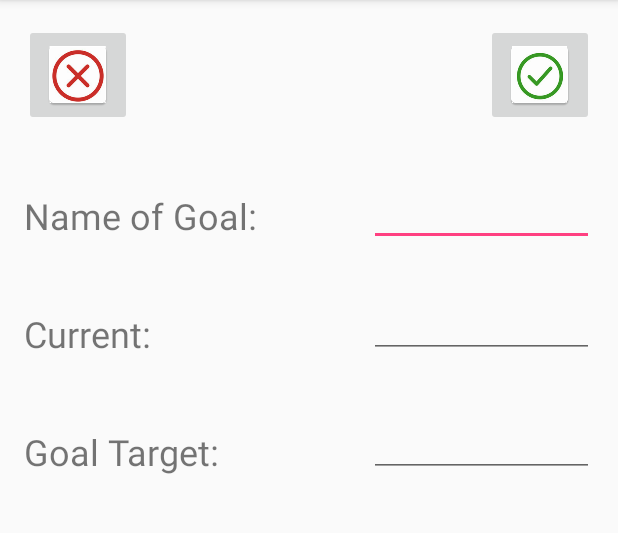
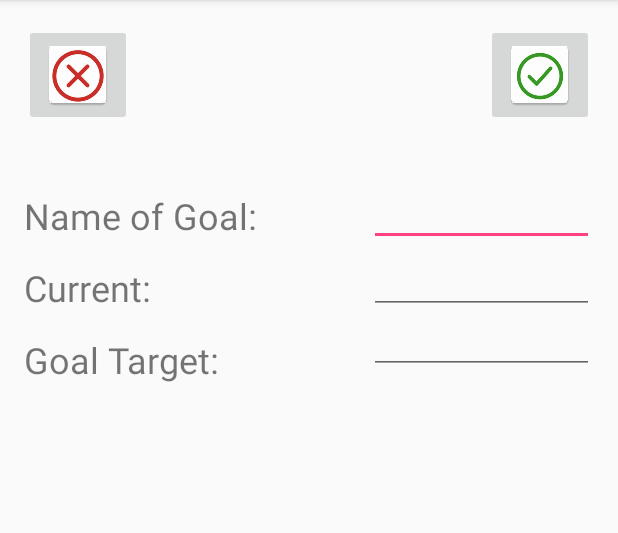
Before and after one commit to johncodes0/LifeExtenderPlus, an Android app: the AddingGoals screen opened directly, with no data from a screen before it, after a tap on an icon or button, on a phone screen of 412 x 824 dp, the part 84-617 px from its top. Run offline under Robolectric (Android 15) with nearby library versions, the phone set to English and light mode, and no system bars; 2 statements that could not run were skipped.

Commit message:
GoalsTab Progress 2

```diff
--- a/LEx/app/src/main/java/se2017/lex/AddingGoals.java
+++ b/LEx/app/src/main/java/se2017/lex/AddingGoals.java
@@ -5,6 +5,8 @@ import android.support.v7.app.AppCompatActivity;
 import android.os.Bundle;
 import android.view.View;
 import android.widget.EditText;
+
+
 
 
 public class AddingGoals extends AppCompatActivity {
@@ -30,6 +32,14 @@ public class AddingGoals extends AppCompatActivity {
         int cur = Integer.valueOf(currentProgress.getText().toString());
         int targ = Integer.valueOf(goalTarget.getText().toString());
         String name = String.valueOf(goalName.getText());
+
+        GoalObjects NewG = new GoalObjects(cur, targ, name);
+
+        for (int i = 0; i < GoalsTab.Goals.length; i++) {
+            if(GoalsTab.Goals[i] == null) {
+                GoalsTab.Goals[i] = NewG;
+            }
+        }
+
     }
-
 }
--- /dev/null
+++ b/LEx/app/src/main/java/se2017/lex/GoalObjects.java
@@ -0,0 +1,20 @@
+package se2017.lex;
+
+/**
+ * Created by Kevin on 3/26/2017.
+ */
+
+public class GoalObjects {
+    public int c;
+    public int t;
+    public String n;
+
+    public GoalObjects(int cur, int tar, String nam)
+    {
+        this.c = cur;
+        this.t = tar;
+        this.n = nam;
+    }
+
+
+}
--- a/LEx/app/src/main/java/se2017/lex/GoalsTab.java
+++ b/LEx/app/src/main/java/se2017/lex/GoalsTab.java
@@ -4,17 +4,28 @@ import android.support.v7.app.AppCompatActivity;
 import android.os.Bundle;
 import android.content.Intent;
 import android.view.View;
+import android.widget.TextView;
+import android.widget.Button;
+import android.widget.ProgressBar;
 
 public class GoalsTab extends AppCompatActivity {
+
+    public static GoalObjects[] Goals = new GoalObjects[5];
 
     @Override
     protected void onCreate(Bundle savedInstanceState) {
         super.onCreate(savedInstanceState);
         setContentView(R.layout.activity_goals_tab);
+
+
+
+
     }
 
     public void makeNewGoal(View v){
         Intent newGoal = new Intent (this, AddingGoals.class);
         startActivity(newGoal);
     }
+
+
 }
--- a/LEx/app/src/main/res/layout/activity_adding_goals.xml
+++ b/LEx/app/src/main/res/layout/activity_adding_goals.xml
@@ -15,7 +15,7 @@
         android:layout_marginStart="16dp"
         android:layout_marginLeft="16dp"
         app:layout_constraintLeft_toLeftOf="parent"
-        android:layout_marginTop="46dp"
+        android:layout_marginTop="15dp"
         app:layout_constraintTop_toBottomOf="@+id/textView4"
         tools:ignore="RtlHardcoded" />
 
@@ -29,7 +29,7 @@
         tools:ignore="RtlHardcoded"
         android:layout_marginLeft="16dp"
         app:layout_constraintLeft_toLeftOf="parent"
-        android:layout_marginTop="46dp"
+        android:layout_marginTop="15dp"
         app:layout_constraintTop_toBottomOf="@+id/textView2" />
 
     <TextView
@@ -66,7 +66,7 @@
         android:layout_height="wrap_content"
         android:layout_marginLeft="8dp"
         android:layout_marginRight="16dp"
-        android:layout_marginTop="29dp"
+        android:layout_marginTop="0dp"
         android:ems="10"
         android:inputType="number"
         app:layout_constraintHorizontal_bias="1.0"
@@ -80,10 +80,10 @@
     <EditText
         android:id="@+id/tfgoaltarget"
         android:layout_width="150dp"
-        android:layout_height="50dp"
+        android:layout_height="wrap_content"
         android:layout_marginEnd="16dp"
         android:layout_marginRight="16dp"
-        android:layout_marginTop="29dp"
+        android:layout_marginTop="-5dp"
         android:ems="10"
         android:inputType="number"
         app:layout_constraintRight_toRightOf="parent"
```
